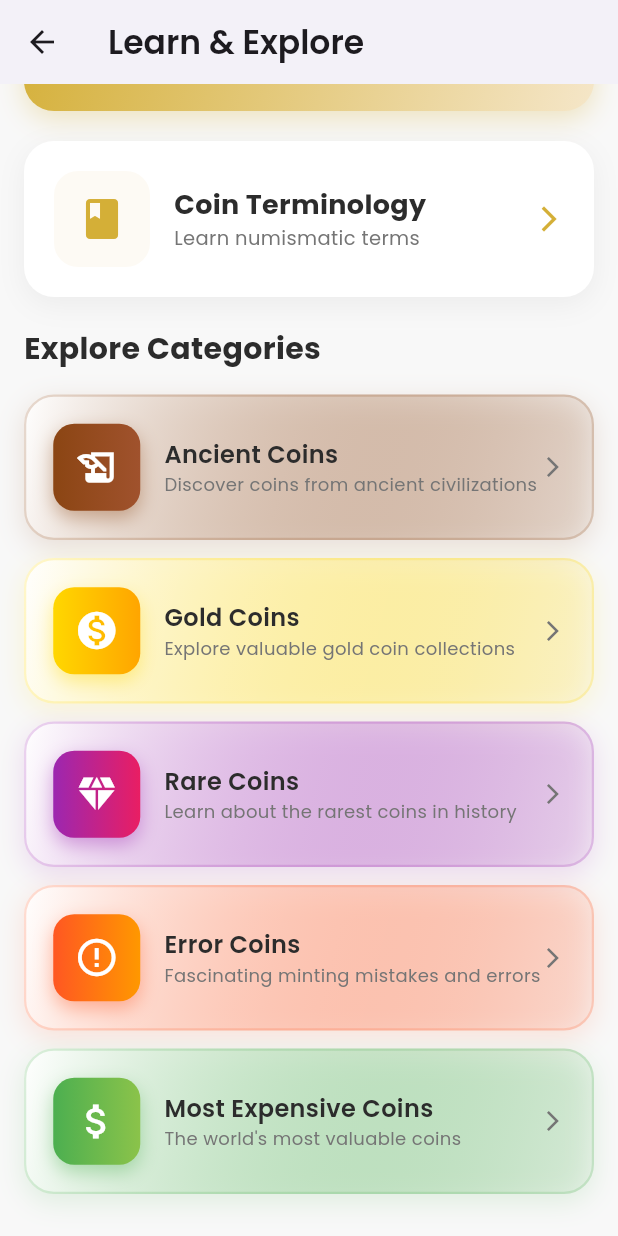
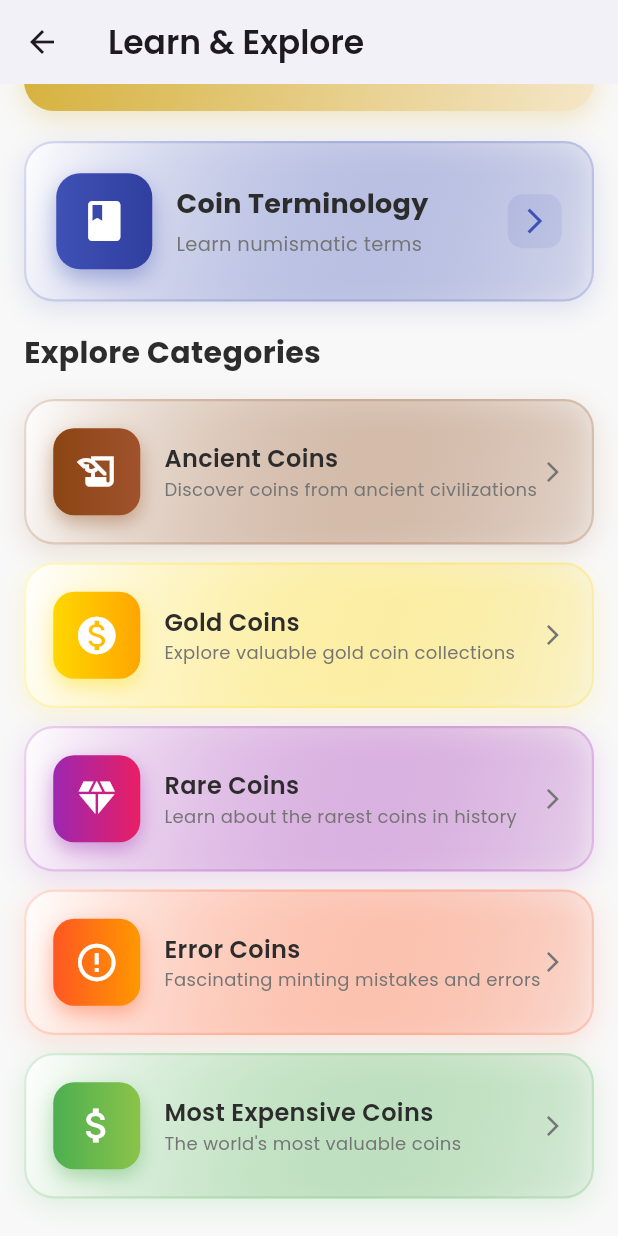
Before and after one commit to ShrutiBaviskar0808/Coin_Identifier, a Flutter app: the LearnScreen screen opened directly, scrolled down 102 dp, on a phone screen of 412 x 824 dp. Run offline on Flutter 3.47's test engine with Material 3 defaults, Android fonts, the phone set to English and light mode, and no system bars; our stand-ins replace camera, google_fonts, image_picker, permission_handler.

Commit message:
Enhanced Coin Terminology card with gradient background and improved styling

```diff
--- a/lib/screens/learn_screen.dart
+++ b/lib/screens/learn_screen.dart
@@ -76,16 +76,31 @@ class LearnScreen extends StatelessWidget {
       child: Container(
         padding: const EdgeInsets.all(20),
         decoration: BoxDecoration(
-          color: Colors.white,
+          gradient: LinearGradient(
+            colors: [Colors.white, Colors.indigo.withValues(alpha: 0.05)],
+            begin: Alignment.topLeft,
+            end: Alignment.bottomRight,
+          ),
           borderRadius: BorderRadius.circular(20),
-          boxShadow: [BoxShadow(color: Colors.black.withValues(alpha: 0.05), blurRadius: 15, offset: const Offset(0, 5))],
+          border: Border.all(color: Colors.indigo.withValues(alpha: 0.2), width: 1.5),
+          boxShadow: [BoxShadow(color: Colors.indigo.withValues(alpha: 0.15), blurRadius: 15, offset: const Offset(0, 5))],
         ),
         child: Row(
           children: [
             Container(
               padding: const EdgeInsets.all(16),
-              decoration: BoxDecoration(color: AppColors.lightGold.withValues(alpha: 0.2), borderRadius: BorderRadius.circular(16)),
-              child: Icon(Icons.book, color: AppColors.gold, size: 32),
+              decoration: BoxDecoration(
+                gradient: LinearGradient(colors: [Colors.indigo, Colors.indigo.shade700]),
+                borderRadius: BorderRadius.circular(16),
+                boxShadow: [
+                  BoxShadow(
+                    color: Colors.indigo.withValues(alpha: 0.4),
+                    blurRadius: 12,
+                    offset: const Offset(0, 6),
+                  ),
+                ],
+              ),
+              child: Icon(Icons.book, color: Colors.white, size: 32),
             ),
             const SizedBox(width: 16),
             Expanded(
@@ -93,11 +108,19 @@ class LearnScreen extends StatelessWidget {
                 crossAxisAlignment: CrossAxisAlignment.start,
                 children: [
                   Text('Coin Terminology', style: GoogleFonts.poppins(fontSize: 18, fontWeight: FontWeight.bold, color: AppColors.textDark)),
+                  const SizedBox(height: 4),
                   Text('Learn numismatic terms', style: GoogleFonts.poppins(fontSize: 13, color: AppColors.textGray)),
                 ],
               ),
             ),
-            Icon(Icons.arrow_forward_ios, color: AppColors.gold, size: 20),
+            Container(
+              padding: const EdgeInsets.all(8),
+              decoration: BoxDecoration(
+                color: Colors.indigo.withValues(alpha: 0.1),
+                borderRadius: BorderRadius.circular(10),
+              ),
+              child: Icon(Icons.arrow_forward_ios, color: Colors.indigo, size: 20),
+            ),
           ],
         ),
       ),
```
